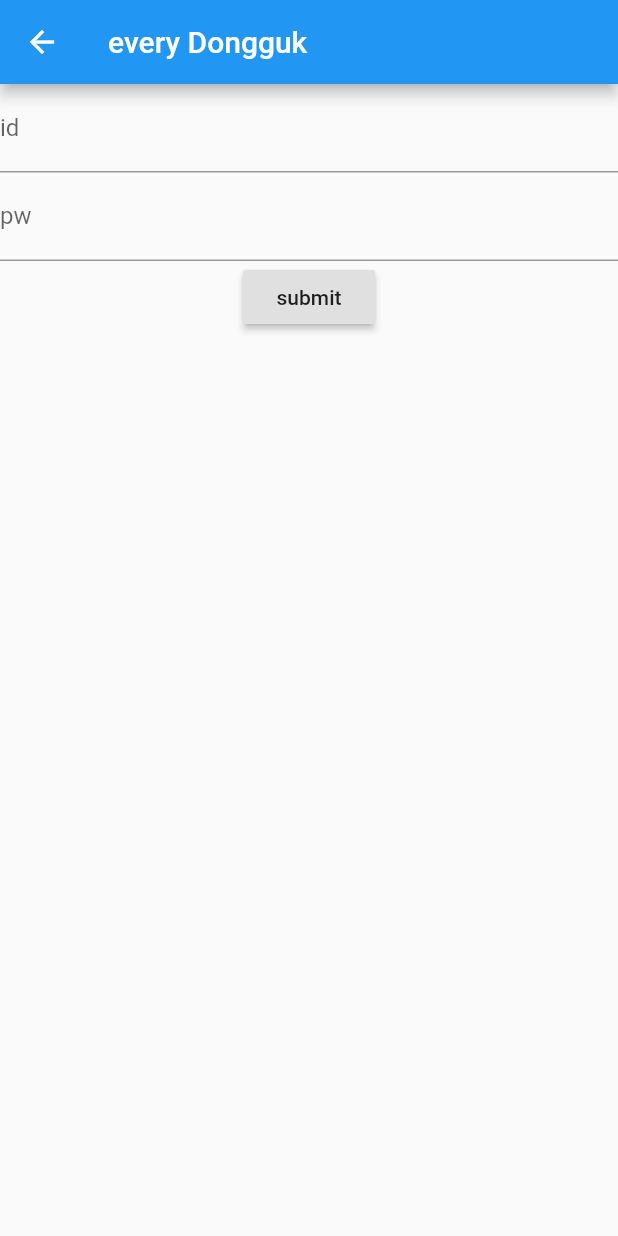
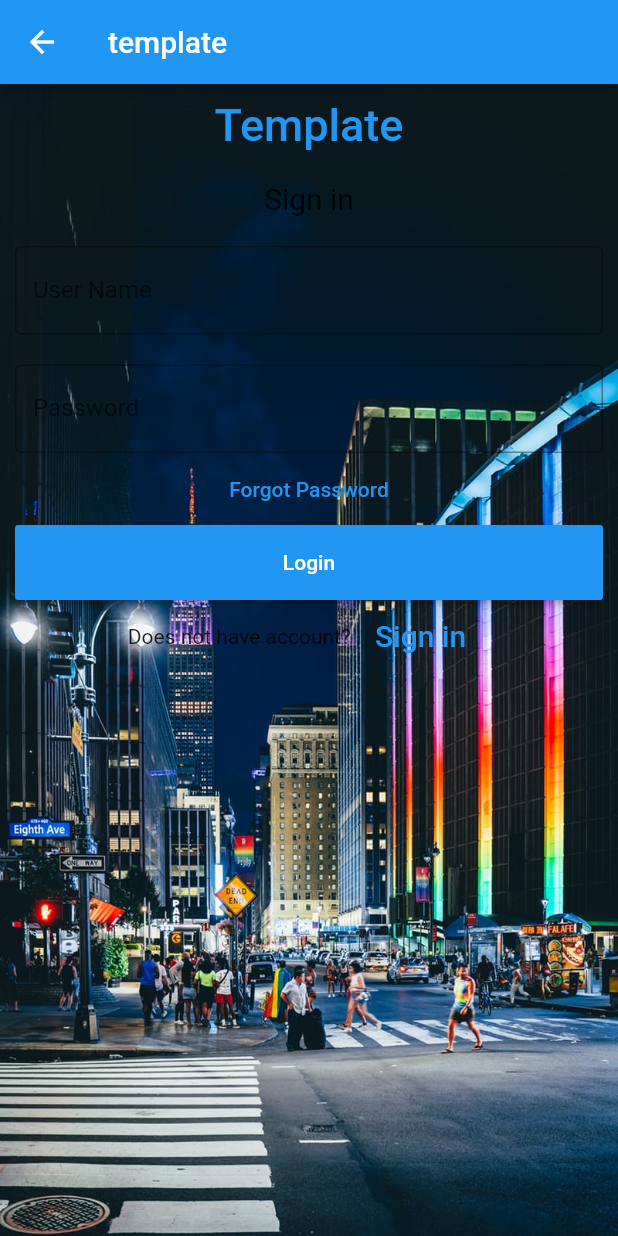
Before and after one commit to sungdoolim/flut_prac, a Flutter app: the login_form screen opened directly, on a phone screen of 412 x 824 dp. Run offline on Flutter 3.47's test engine with Material 2 defaults, Android fonts, the phone set to English and light mode, and no system bars; our stand-ins replace cloud_firestore, curved_navigation_bar, firebase_auth, flutter_chips_input, google_sign_in and 2 more; missing offline and left inert: dart:ffi; accounts and stored records are empty.

Commit message:
firebase/spring

```diff
--- a/flutter_template_prac/lib/login_form.dart
+++ b/flutter_template_prac/lib/login_form.dart
@@ -6,31 +6,110 @@ class login_form extends StatefulWidget {
 }
 
 class _login_formState extends State<login_form> {
-  TextEditingController ctrl;
-  TextEditingController ctrl2;
+  TextEditingController nameController = TextEditingController();
+  TextEditingController passwordController = TextEditingController();
+
   @override
   Widget build(BuildContext context) {
+
+    Size size = MediaQuery.of(context).size;
     return Scaffold(
-      appBar: AppBar(title: Text("every Dongguk"),),
-      body:Column(
-        children: [
-          TextField(
-            controller: ctrl,
-            decoration: InputDecoration(labelText: 'id'),
-          ),
-          TextField(
-            controller: ctrl2,
-            decoration:InputDecoration(labelText: 'pw'),
-            obscureText: true,
-          ),
-          RaisedButton(child: Text("submit"),onPressed: (){
-              String id=ctrl.text;
-              String pw=ctrl2.text;
 
-          },)
-        ],
-      )
+        appBar: AppBar(
+          title: Text('template'),
+        ),
 
+        body:  Stack(
+              children: [
+            Center(
+            child: new Image.asset(
+              'images/city.jpg',
+              width: size.width,
+              height: size.height,
+              fit: BoxFit.fill,
+            ),
+        ),
+                ListView(
+                children: <Widget>[
+                  Container(
+                      alignment: Alignment.center,
+                      padding: EdgeInsets.all(10),
+                      child: Text(
+                        'Template',
+                        style: TextStyle(
+                            color: Colors.blue,
+                            fontWeight: FontWeight.w500,
+                            fontSize: 30),
+                      )),
+                  Container(
+                      alignment: Alignment.center,
+                      padding: EdgeInsets.all(10),
+                      child: Text(
+                        'Sign in',
+                        style: TextStyle(fontSize: 20),
+                      )),
+                  Container(
+                    padding: EdgeInsets.all(10),
+                    child: TextField(
+                      controller: nameController,
+                      decoration: InputDecoration(
+                        border: OutlineInputBorder(),
+                        labelText: 'User Name',
+                      ),
+                    ),
+                  ),
+                  Container(
+                    padding: EdgeInsets.fromLTRB(10, 10, 10, 0),
+                    child: TextField(
+                      obscureText: true,
+                      controller: passwordController,
+                      decoration: InputDecoration(
+                        border: OutlineInputBorder(),
+                        labelText: 'Password',
+                      ),
+                    ),
+                  ),
+                  FlatButton(
+                    onPressed: (){
+                      //forgot password screen
+                      print("forgot");
+                    },
+                    textColor: Colors.blue,
+                    child: Text('Forgot Password'),
+                  ),
+                  Container(
+                      height: 50,
+                      padding: EdgeInsets.fromLTRB(10, 0, 10, 0),
+                      child: RaisedButton(
+                        textColor: Colors.white,
+                        color: Colors.blue,
+                        child: Text('Login'),
+                        onPressed: () {
+                          print("id : ${nameController.text}");
+                          print("pw : ${passwordController.text}");
+                        },
+                      )),
+                  Container(
+                      child: Row(
+                        children: <Widget>[
+                          Text('Does not have account?'),
+                          FlatButton(
+                            textColor: Colors.blue,
+                            child: Text(
+                              'Sign in',
+                              style: TextStyle(fontSize: 20),
+                            ),
+                            onPressed: () {
+                              print("need register form");
+                              //signup screen
+                            },
+                          )
+                        ],
+                        mainAxisAlignment: MainAxisAlignment.center,
+                      ))
+                ],
+              ),],
+            )
     );
   }
 }
--- a/flutter_template_prac/lib/main.dart
+++ b/flutter_template_prac/lib/main.dart
@@ -4,7 +4,9 @@ import 'package:fluttertemplateprac/webView.dart';
 import 'package:fluttertemplateprac/webView2.dart';
 import 'package:google_sign_in/google_sign_in.dart'; // added
 import 'package:firebase_auth/firebase_auth.dart'; // added
-import 'NewMain.dart';
+import 'firebasetest.dart';
+import 'login_form.dart';
+import 'main2.dart';
 
 void main() {
   runApp(MyApp());
@@ -54,13 +56,25 @@ class _MyHomePageState extends State<MyHomePage> {
 
 
     },),
-        RaisedButton(child:Text("new main"),onPressed: (){
+        RaisedButton(child:Text("firebase test"),onPressed: (){
+          Navigator.push(context,MaterialPageRoute(builder:(context){
+            return fire();
+          }));
+
+
+        },),
+        RaisedButton(child: Text("main2_bottom/drawer"),onPressed: (){
           Navigator.push(context,MaterialPageRoute(builder:(context){
             return main2();
           }));
 
+        },),
+        RaisedButton(child: Text("login_form"),onPressed: (){
+          Navigator.push(context,MaterialPageRoute(builder:(context){
+            return login_form();
+          }));
 
-        },),
+        },)
       ],
       )
     );
--- a/flutter_template_prac/pubspec.yaml
+++ b/flutter_template_prac/pubspec.yaml
@@ -26,6 +26,7 @@ dependencies:
   webview_flutter:
   firebase_auth:
   google_sign_in:
+  curved_navigation_bar: ^0.3.3
 
 
   cloud_firestore: ^0.13.0+1
@@ -49,9 +50,8 @@ flutter:
   uses-material-design: true
 
   # To add assets to your application, add an assets section, like this:
-  # assets:
-  #   - images/a_dot_burr.jpeg
-  #   - images/a_dot_ham.jpeg
+  assets:
+    - images/
 
   # An image asset can refer to one or more resolution-specific "variants", see
   # https://flutter.dev/assets-and-images/#resolution-aware.
```
Also changed, not shown: flutter_template_prac/lib/NewMain.dart (deleted, +0 -127 lines), flutter_template_prac/lib/bottom_temp.dart (added, +48 -0 lines), flutter_template_prac/lib/drawer.dart (added, +51 -0 lines), flutter_template_prac/lib/firebasetest.dart (added, +122 -0 lines), flutter_template_prac/lib/main2.dart (added, +47 -0 lines), flutter_template_prac/assets/images/city.jpg (added), flutter_template_prac/assets/images/dgu.JPG (added), flutter_template_prac/assets/images/lsd.png (added), flutter_template_prac/images/city.jpg (added), flutter_template_prac/images/dgu.JPG (added), flutter_template_prac/images/lsd.png (added), flutter_template_prac/pubspec.lock, 1 other file.
